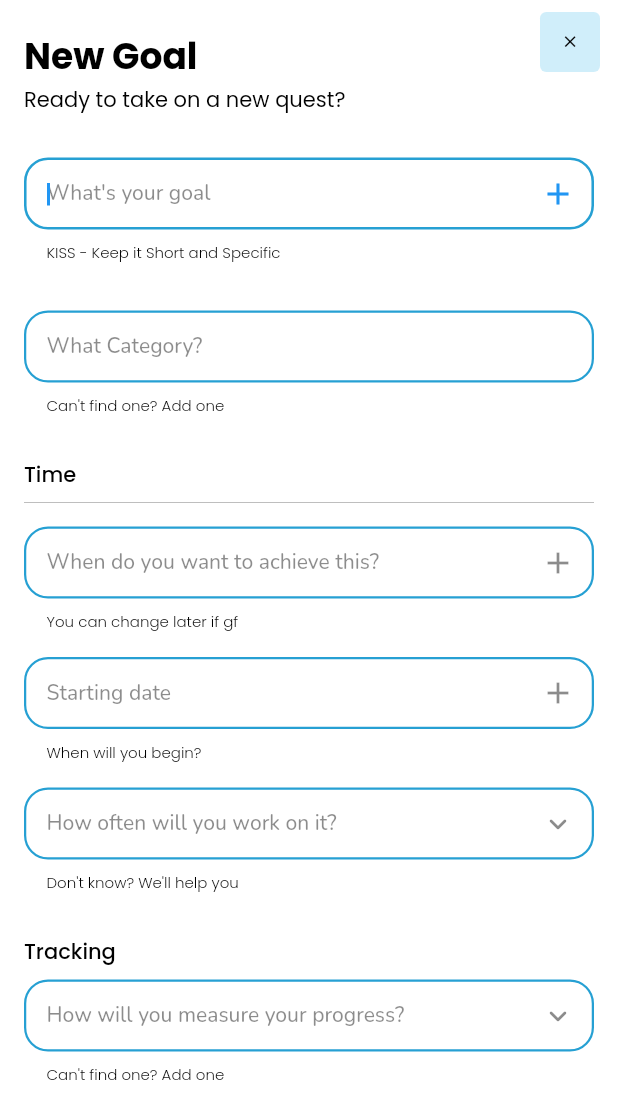
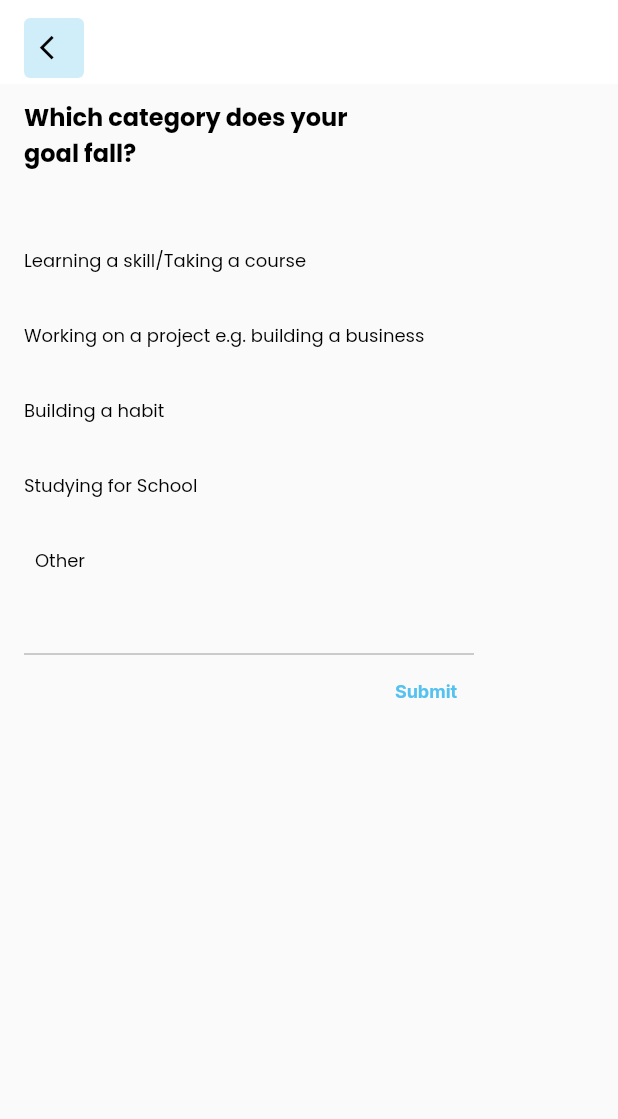
Before and after one commit to Abdk4Moura/Growthclub, a Flutter app: the screen it shows after launch, on a phone screen of 412 x 824 dp. Shown: the top 1119 px of the screen. Run offline on Flutter 3.47's test engine with Material 2 defaults, Android fonts, the phone set to English and light mode, and no system bars; our stand-ins replace auto_size_text, firebase_auth, firebase_core, font_awesome_flutter, google_fonts, google_sign_in and 2 more; accounts and stored records are empty; project files that could hold a hidden picture were left out.

Commit message:
Goal one pushed in

```diff
--- a/lib/TestRoutes/Routes/login_register.dart
+++ b/lib/TestRoutes/Routes/login_register.dart
@@ -337,7 +337,7 @@ class _RegisterPageWidgetState extends State<RegisterPageWidget> {
                         width: 300,
                         height: 50,
                         color: Colors.black,
-                        textStyle: OutfitTheme.subtitle1.apply(
+                        textStyle: OutfitTheme.subtitle1?.apply(
                           color: Colors.white,
                         ),
                         elevation: 3,
--- a/lib/growthron_ui.dart
+++ b/lib/growthron_ui.dart
@@ -157,10 +157,12 @@ class GrowthronIconButton extends StatelessWidget {
               side: BorderSide(
                   color: borderColor ?? Colors.transparent,
                   width: borderWidth ?? 0))),
-      child: IconButton(
-        icon: icon,
-        onPressed: onPressed,
-        iconSize: buttonSize,
+      child: Center(
+        child: IconButton(
+          icon: icon,
+          onPressed: onPressed,
+          iconSize: buttonSize,
+        ),
       ),
     );
   }
--- a/lib/main.dart
+++ b/lib/main.dart
@@ -1,7 +1,7 @@
 import 'package:flutter/material.dart';
 import 'package:flutter/services.dart';
 import 'package:google_fonts/google_fonts.dart';
-import 'package:growthclub/pages/createGoal.dart';
+import 'package:growthclub/pages/createGoal_one.dart';
 
 // global VARS
 
@@ -15,7 +15,7 @@ class MyApp extends StatelessWidget {
   Widget build(BuildContext context) {
     return MaterialApp(
         debugShowCheckedModeBanner: false,
-        home: const CreateGoal(), // HomePageWidget()
+        home: const Stage1(), // HomePageWidget()
         theme: ThemeData(
                 dividerColor: const Color(0xFFBEBEBE),
                 textTheme: const TextTheme(
--- /dev/null
+++ b/lib/pages/createGoal_one.dart
@@ -0,0 +1,154 @@
+import 'package:flutter/foundation.dart';
+import 'package:flutter/material.dart';
+import 'package:google_fonts/google_fonts.dart';
+import 'package:growthclub/typography.dart';
+
+import '../growthron_ui.dart';
+
+class Stage1 extends StatelessWidget {
+  const Stage1({Key? key}) : super(key: key);
+
+  @override
+  Widget build(BuildContext context) {
+    return Scaffold(
+        appBar: AppBar(
+            elevation: 0,
+            backgroundColor: Colors.white,
+            leading: backIconButton(context)),
+        body: SingleChildScrollView(
+            child: Container(
+          padding: const EdgeInsets.fromLTRB(16.0, 0, 16.0, 16.0),
+          child:
+              Column(crossAxisAlignment: CrossAxisAlignment.start, children: [
+            Container(
+                padding: const EdgeInsets.fromLTRB(0, 10, 0, 0),
+                width: 220,
+                child: Text('Which category does your goal fall?',
+                    style: GTheme.subtitle2)),
+            const SizedBox(height: 35),
+            TextCheckListItem('Learning a skill/Taking a course'),
+            TextCheckListItem('Working on a project e.g. building a business'),
+            TextCheckListItem('Building a habit'),
+            TextCheckListItem('Studying for School'),
+            TextCheckListItem('Other'),
+            SizedBox(
+              width: 300,
+              child: Column(
+                children: [
+                  TextField(
+                    decoration: const InputDecoration(
+                      isCollapsed: true,
+                      contentPadding: EdgeInsets.fromLTRB(0, 10, 0, 10),
+                    ),
+                    style: GTheme.subtitle1.copyWith(
+                        fontSize: 12, color: GTheme.primaryButtonColor),
+                    onTap: () {},
+                  ),
+                  SizedBox(
+                      height: 50,
+                      width: double.infinity,
+                      child: Row(
+                        mainAxisAlignment: MainAxisAlignment.end,
+                        children: [
+                          TextButton(
+                            child: Text('Submit',
+                                style: GoogleFonts.inter(
+                                    fontSize: 12,
+                                    color: const Color(0xFF55C1F0))),
+                            onPressed: () {},
+                          )
+                        ],
+                      )),
+                ],
+              ),
+            )
+          ]),
+        )));
+  }
+}
+
+Widget backIconButton(BuildContext context) {
+  return Padding(
+    padding: const EdgeInsets.fromLTRB(16.0, 8, 0, 0),
+    child: SizedBox(
+      width: 20,
+      height: 20,
+      child: FittedBox(
+        fit: BoxFit.scaleDown,
+        child: GrowthronIconButton(
+          borderRadius: 5,
+          buttonSize: 15,
+          color: GTheme.canvasColor,
+          icon: const Icon(
+            size: 23,
+            Icons.arrow_back_ios,
+            color: Colors.black,
+          ),
+          onPressed: () async {
+            Navigator.pop(context);
+          },
+        ),
+      ),
+    ),
+  );
+}
+
+class TextCheckListItem extends StatefulWidget {
+  TextCheckListItem(this.text, {Key? key, this.originalColor, this.focusColor})
+      : super(key: key) {
+    originalColor = originalColor ?? GTheme.TextButtonOriginalColor;
+    focusColor = focusColor ?? GTheme.primaryButtonColor;
+  }
+
+  Color? originalColor;
+  Color? focusColor;
+  String text;
+
+  @override
+  State<TextCheckListItem> createState() => _TextCheckListItemState();
+}
+
+class _TextCheckListItemState extends State<TextCheckListItem> {
+  bool _on_of = true;
+  Color color = Colors.black;
+  TextDecoration? decoration;
+
+  void colorToggle() {
+    if (_on_of) {
+      _on_of = !_on_of;
+      color = widget.focusColor as Color;
+      decoration = TextDecoration.underline;
+      return;
+    }
+    color = widget.originalColor as Color;
+    decoration = null;
+    _on_of = !_on_of;
+  }
+
+  @override
+  Widget build(BuildContext context) {
+    color = widget.originalColor as Color;
+    String text = widget.text;
+    if (kDebugMode) {
+      print('widget.originalColor is, ${widget.originalColor})');
+      print('widget.focusColor is, ${widget.focusColor}');
+    }
+
+    Widget button = TextButton(
+      style: TextButton.styleFrom(
+        primary: color,
+        padding: const EdgeInsets.fromLTRB(0, 16.0, 16.0, 16.0),
+        textStyle: GTheme.subtitle1
+            .copyWith(fontSize: 12, color: color, decoration: decoration),
+      ),
+      onPressed: () {
+        setState(() {
+          colorToggle();
+        });
+      },
+      child: Text(text),
+    );
+
+    return button;
+  }
+}
--- a/lib/typography.dart
+++ b/lib/typography.dart
@@ -20,8 +20,10 @@ class GTheme {
   static const Color secondaryColor = Color(0xFFDAEAF1);
   static const Color canvasColor = Color(0xFFD0EEFA);
   static const Color primaryButtonColor = Color(0xFF26A0D3);
+  static const Color primaryButtonHoverColor = Color(0xFF26A0D3);
   static final TextStyle smallSubtitle =
       poppins.copyWith(fontSize: 10, fontWeight: FontWeight.w300);
+  static const Color TextButtonOriginalColor = Colors.black;
 }
 
 final GBorderRadius = BorderRadius.circular(4);
```
Also changed, not shown: lib/pages/createGoal_two.dart (added).
